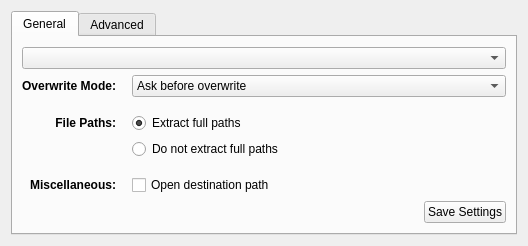
Old version of the form experimental/app/extractiondialog.ui in the repository f0x/aku.
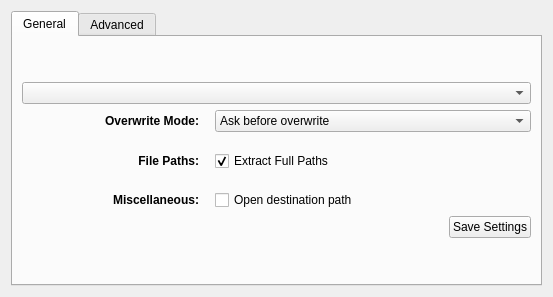
New version of the form. Custom widgets are drawn as their Qt base class.

Commit message: even better size handling

```diff
--- a/experimental/app/extractiondialog.ui
+++ b/experimental/app/extractiondialog.ui
@@ -5,8 +5,8 @@
    <rect>
     <x>0</x>
     <y>0</y>
-    <width>528</width>
-    <height>246</height>
+    <width>553</width>
+    <height>297</height>
    </rect>
   </property>
   <property name="minimumSize" >
@@ -76,10 +76,26 @@
                </property>
               </widget>
              </item>
+             <item row="0" column="1" >
+              <spacer name="horizontalSpacer_4" >
+               <property name="orientation" >
+                <enum>Qt::Horizontal</enum>
+               </property>
+               <property name="sizeType" >
+                <enum>QSizePolicy::Minimum</enum>
+               </property>
+               <property name="sizeHint" stdset="0" >
+                <size>
+                 <width>10</width>
+                 <height>20</height>
+                </size>
+               </property>
+              </spacer>
+             </item>
              <item row="0" column="2" >
               <widget class="KComboBox" name="comboHigh" >
                <property name="sizePolicy" >
-                <sizepolicy vsizetype="Fixed" hsizetype="Expanding" >
+                <sizepolicy vsizetype="Fixed" hsizetype="MinimumExpanding" >
                  <horstretch>0</horstretch>
                  <verstretch>0</verstretch>
                 </sizepolicy>
@@ -106,6 +122,22 @@
                </item>
               </widget>
              </item>
+             <item row="1" column="0" >
+              <spacer name="verticalSpacer_2" >
+               <property name="orientation" >
+                <enum>Qt::Vertical</enum>
+               </property>
+               <property name="sizeType" >
+                <enum>QSizePolicy::Fixed</enum>
+               </property>
+               <property name="sizeHint" stdset="0" >
+                <size>
+                 <width>177</width>
+                 <height>13</height>
+                </size>
+               </property>
+              </spacer>
+             </item>
              <item row="2" column="0" >
               <widget class="QLabel" name="labelMiddle" >
                <property name="sizePolicy" >
@@ -128,103 +160,23 @@
                </property>
               </widget>
              </item>
-             <item row="7" column="0" >
-              <widget class="QLabel" name="labelLow" >
-               <property name="sizePolicy" >
-                <sizepolicy vsizetype="Preferred" hsizetype="Minimum" >
-                 <horstretch>0</horstretch>
-                 <verstretch>0</verstretch>
-                </sizepolicy>
-               </property>
-               <property name="font" >
-                <font>
-                 <weight>75</weight>
-                 <bold>true</bold>
-                </font>
-               </property>
-               <property name="text" >
-                <string>Miscellaneous:</string>
-               </property>
-               <property name="alignment" >
-                <set>Qt::AlignRight|Qt::AlignTrailing|Qt::AlignVCenter</set>
-               </property>
-              </widget>
-             </item>
-             <item row="7" column="2" >
-              <widget class="QCheckBox" name="checkDestinationPath" >
-               <property name="sizePolicy" >
-                <sizepolicy vsizetype="Fixed" hsizetype="Expanding" >
-                 <horstretch>0</horstretch>
-                 <verstretch>0</verstretch>
-                </sizepolicy>
-               </property>
-               <property name="text" >
-                <string>Open destination path</string>
-               </property>
-              </widget>
-             </item>
-             <item row="1" column="0" >
-              <spacer name="verticalSpacer_2" >
-               <property name="orientation" >
-                <enum>Qt::Vertical</enum>
-               </property>
-               <property name="sizeType" >
-                <enum>QSizePolicy::Fixed</enum>
-               </property>
-               <property name="sizeHint" stdset="0" >
-                <size>
-                 <width>20</width>
-                 <height>10</height>
-                </size>
-               </property>
-              </spacer>
-             </item>
-             <item row="0" column="1" >
-              <spacer name="horizontalSpacer_4" >
-               <property name="orientation" >
-                <enum>Qt::Horizontal</enum>
-               </property>
-               <property name="sizeType" >
-                <enum>QSizePolicy::Minimum</enum>
-               </property>
-               <property name="sizeHint" stdset="0" >
-                <size>
-                 <width>10</width>
-                 <height>20</height>
-                </size>
-               </property>
-              </spacer>
-             </item>
-             <item row="5" column="2" >
-              <widget class="QRadioButton" name="radioNoFullPath" >
-               <property name="sizePolicy" >
-                <sizepolicy vsizetype="Fixed" hsizetype="Expanding" >
-                 <horstretch>0</horstretch>
-                 <verstretch>0</verstretch>
-                </sizepolicy>
-               </property>
-               <property name="text" >
-                <string>Do not extract full paths</string>
-               </property>
-              </widget>
-             </item>
              <item row="2" column="2" >
-              <widget class="QRadioButton" name="radioFullPath" >
+              <widget class="QCheckBox" name="checkFullPath" >
                <property name="sizePolicy" >
-                <sizepolicy vsizetype="Fixed" hsizetype="Expanding" >
+                <sizepolicy vsizetype="Fixed" hsizetype="MinimumExpanding" >
                  <horstretch>0</horstretch>
                  <verstretch>0</verstretch>
                 </sizepolicy>
                </property>
                <property name="text" >
-                <string>Extract full paths</string>
+                <string>Extract Full Paths</string>
                </property>
                <property name="checked" >
                 <bool>true</bool>
                </property>
               </widget>
              </item>
-             <item row="6" column="0" >
+             <item row="3" column="0" >
               <spacer name="verticalSpacer_3" >
                <property name="orientation" >
                 <enum>Qt::Vertical</enum>
@@ -234,12 +186,47 @@
                </property>
                <property name="sizeHint" stdset="0" >
                 <size>
-                 <width>20</width>
-                 <height>10</height>
+                 <width>177</width>
+                 <height>13</height>
                 </size>
                </property>
               </spacer>
              </item>
+             <item row="4" column="0" >
+              <widget class="QLabel" name="labelLow" >
+               <property name="sizePolicy" >
+                <sizepolicy vsizetype="Preferred" hsizetype="Minimum" >
+                 <horstretch>0</horstretch>
+                 <verstretch>0</verstretch>
+                </sizepolicy>
+               </property>
+               <property name="font" >
+                <font>
+                 <weight>75</weight>
+                 <bold>true</bold>
+                </font>
+               </property>
+               <property name="text" >
+                <string>Miscellaneous:</string>
+               </property>
+               <property name="alignment" >
+                <set>Qt::AlignRight|Qt::AlignTrailing|Qt::AlignVCenter</set>
+               </property>
+              </widget>
+             </item>
+             <item row="4" column="2" >
+              <widget class="QCheckBox" name="checkDestinationPath" >
+               <property name="sizePolicy" >
+                <sizepolicy vsizetype="Fixed" hsizetype="MinimumExpanding" >
+                 <horstretch>0</horstretch>
+                 <verstretch>0</verstretch>
+                </sizepolicy>
+               </property>
+               <property name="text" >
+                <string>Open destination path</string>
+               </property>
+              </widget>
+             </item>
             </layout>
            </item>
            <item>
```
The commit also changes 1 other file.
